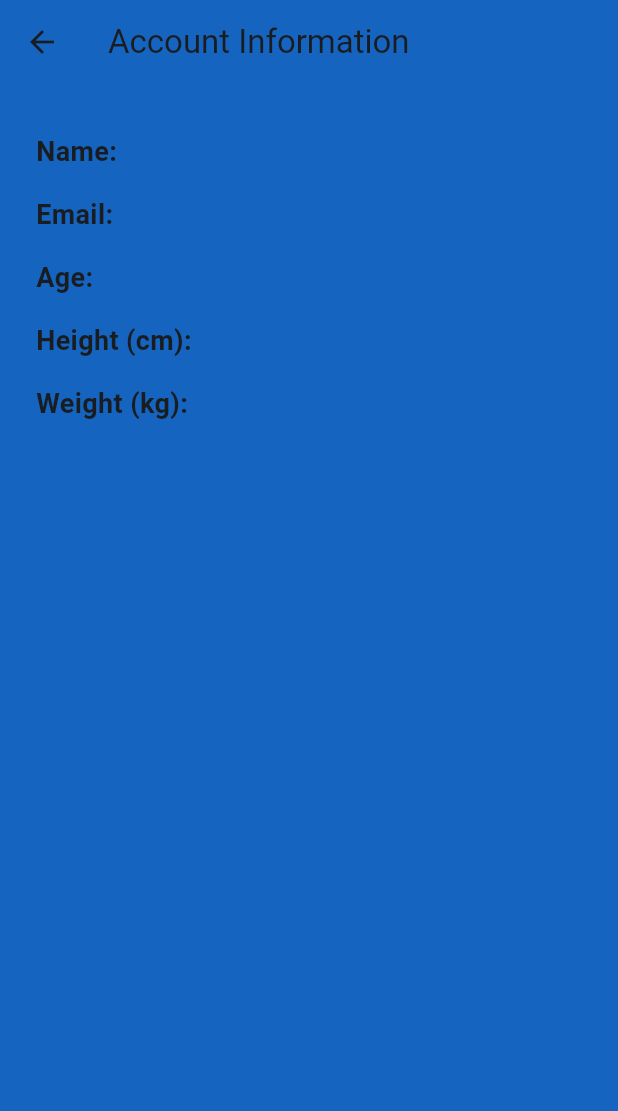
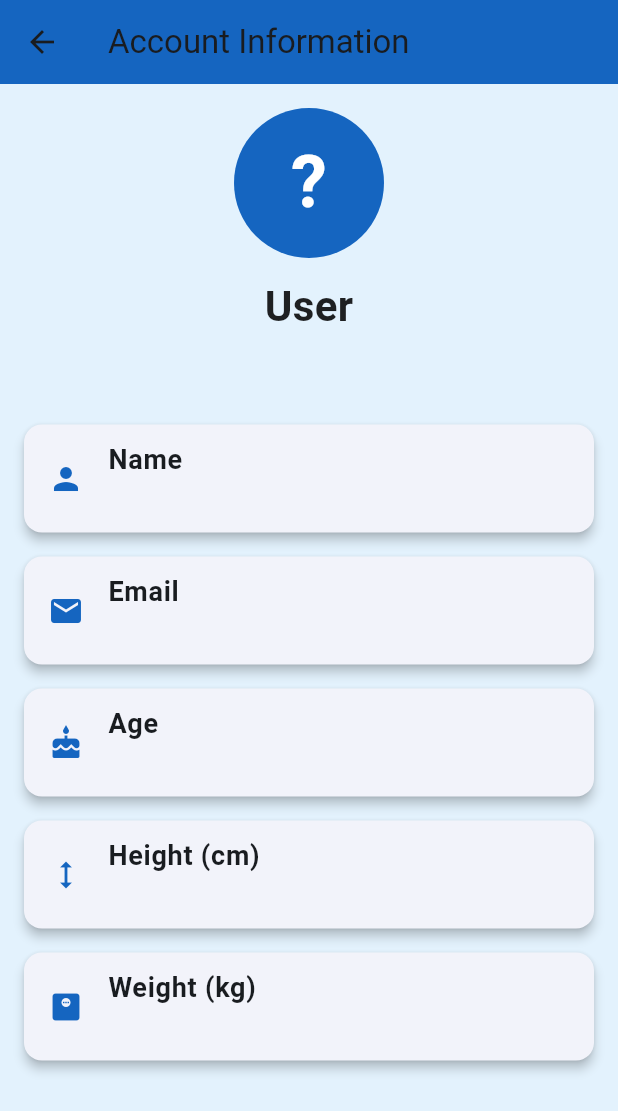
Before and after one commit to AdrienneChiu/AI-SleepAppTracker, a Flutter app: the AccountPage screen opened directly with empty values, on a phone screen of 412 x 824 dp. Shown: the top 1111 px of the screen. Run offline on Flutter 3.47's test engine with Material 3 defaults, Android fonts, the phone set to English and light mode, and no system bars; our stand-ins replace fl_chart.

Commit message:
styles and tidied up user page, email and password no longer hardcoded

```diff
--- a/lib/Insights Page/insights_page.dart
+++ b/lib/Insights Page/insights_page.dart
@@ -1,7 +1,7 @@
 // Main Insights UI Page
 import 'package:flutter/material.dart';
 import 'package:intl/intl.dart';
-import 'package:fl_chart/fl_chart.dart';
+//import 'package:fl_chart/fl_chart.dart';
 
 import 'sleep_stage_comparison_chart.dart';
 import 'date_selector.dart';
--- a/lib/account_page.dart
+++ b/lib/account_page.dart
@@ -12,38 +12,64 @@ class AccountPage extends StatelessWidget {
         title: const Text('Account Information'),
         backgroundColor: Colors.blue[800],
       ),
-      body: Padding(
-        padding: const EdgeInsets.all(24.0),
+      body: Container(
+        color: Colors.blue[50],
+        padding: const EdgeInsets.all(16.0),
         child: ListView(
           children: [
-            _buildInfoTile('Name', userData['name'] ?? ''),
-            _buildInfoTile('Email', userData['email'] ?? ''),
-            _buildInfoTile('Age', userData['age'] ?? ''),
-            _buildInfoTile('Height (cm)', userData['height'] ?? ''),
-            _buildInfoTile('Weight (kg)', userData['weight'] ?? ''),
+            _buildProfileHeader(),
+            const SizedBox(height: 24),
+            _buildInfoCard(Icons.person, 'Name', userData['name'] ?? ''),
+            _buildInfoCard(Icons.email, 'Email', userData['email'] ?? ''),
+            _buildInfoCard(Icons.cake, 'Age', userData['age'] ?? ''),
+            _buildInfoCard(Icons.height, 'Height (cm)', userData['height'] ?? ''),
+            _buildInfoCard(Icons.monitor_weight, 'Weight (kg)', userData['weight'] ?? ''),
           ],
         ),
       ),
     );
   }
 
-  Widget _buildInfoTile(String label, String value) {
-    return Padding(
-      padding: const EdgeInsets.symmetric(vertical: 8),
-      child: Row(
-        children: [
-          Text(
-            '$label: ',
-            style: const TextStyle(fontWeight: FontWeight.bold, fontSize: 18),
+  Widget _buildProfileHeader() {
+    return Column(
+      children: [
+        CircleAvatar(
+          radius: 50,
+          backgroundColor: Colors.blue[800],
+          child: Text(
+            (userData['name']?.isNotEmpty == true) ? userData['name']![0].toUpperCase() : '?',
+            style: const TextStyle(fontSize: 48, color: Colors.white, fontWeight: FontWeight.bold),
           ),
-          Expanded(
-            child: Text(
-              value,
-              style: const TextStyle(fontSize: 18),
-              overflow: TextOverflow.ellipsis,
-            ),
-          ),
-        ],
+        ),
+        const SizedBox(height: 12),
+        Text(
+          userData['name'] ?? 'User',
+          style: const TextStyle(fontSize: 28, fontWeight: FontWeight.bold, color: Colors.black87),
+        ),
+        const SizedBox(height: 4),
+        Text(
+          userData['email'] ?? '',
+          style: TextStyle(fontSize: 16, color: Colors.grey[700]),
+        ),
+      ],
+    );
+  }
+
+  Widget _buildInfoCard(IconData icon, String label, String value) {
+    return Card(
+      elevation: 3,
+      margin: const EdgeInsets.symmetric(vertical: 8),
+      shape: RoundedRectangleBorder(borderRadius: BorderRadius.circular(12)),
+      child: ListTile(
+        leading: Icon(icon, color: Colors.blue[800]),
+        title: Text(
+          label,
+          style: const TextStyle(fontWeight: FontWeight.w600, fontSize: 18),
+        ),
+        subtitle: Text(
+          value,
+          style: const TextStyle(fontSize: 16),
+        ),
       ),
     );
   }
--- a/lib/main.dart
+++ b/lib/main.dart
@@ -1,5 +1,5 @@
 import 'package:ai_sleepapp/Login%20Page/login_page.dart';
-import 'package:ai_sleepapp/navigation.dart';
+//import 'package:ai_sleepapp/navigation.dart';
 import 'package:flutter/material.dart';
 
 void main() {
```
